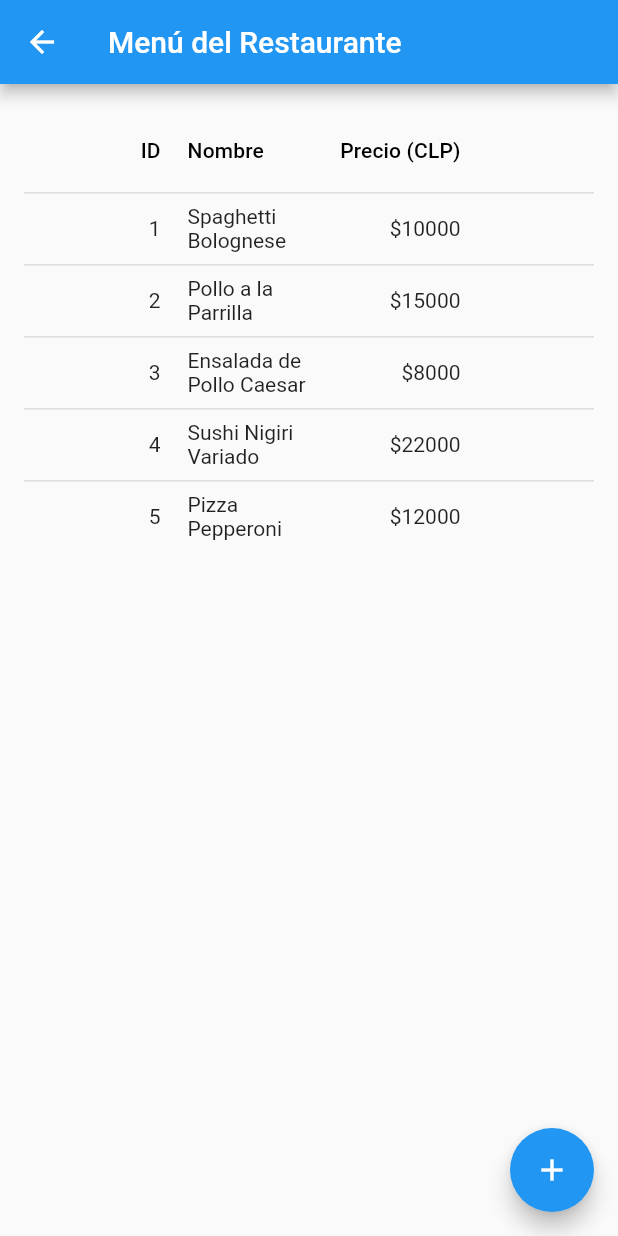
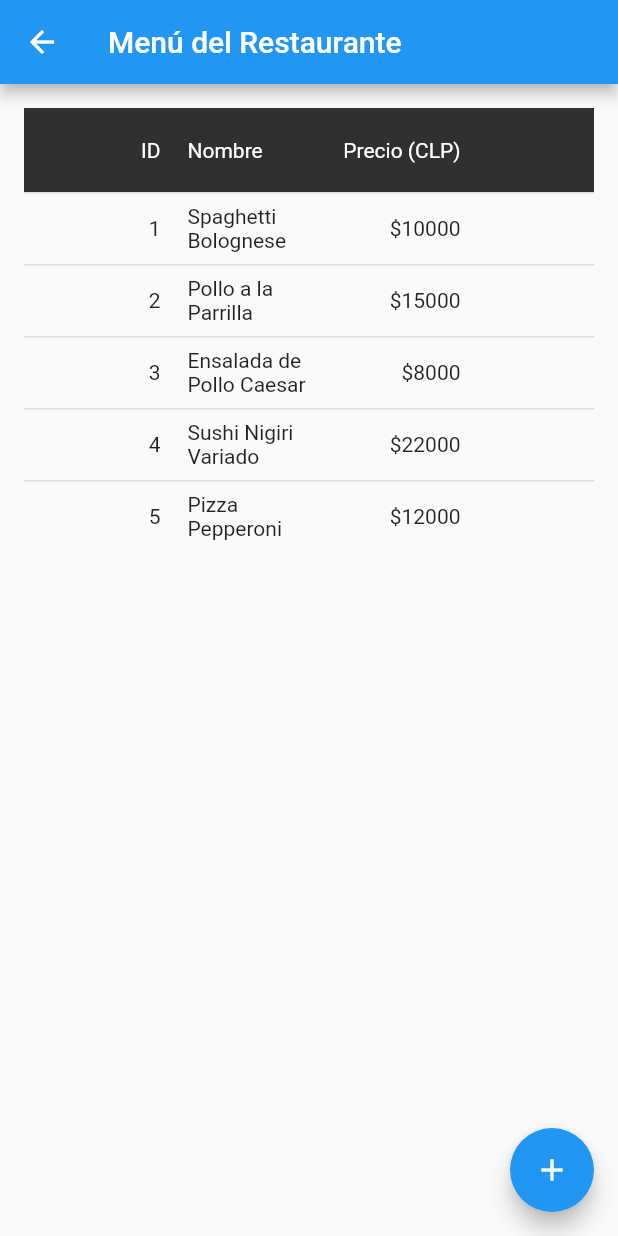
Before and after one commit to Desarrollo-Movil-UCM/Data-table-flutter, a Flutter app: the MenuPage screen opened directly, on a phone screen of 412 x 824 dp. Run offline on Flutter 3.47's test engine with Material 2 defaults, Android fonts, the phone set to English and light mode, and no system bars; drawn by our look-alikes of data_table_2.

Commit message:
Add heading row color and style to DataTable2. Update navigation to MenuPage.

```diff
--- a/lib/pages/empleados/empleado_widget.dart
+++ b/lib/pages/empleados/empleado_widget.dart
@@ -35,6 +35,9 @@ class _EmpleadosTableState extends State<EmpleadosTable> {
     return Padding(
       padding: const EdgeInsets.all(16),
       child: DataTable2(
+        headingRowColor:
+            MaterialStateColor.resolveWith((states) => Colors.grey[850]!),
+        headingTextStyle: const TextStyle(color: Colors.white),
         columnSpacing: 18,
         horizontalMargin: 12,
         minWidth: 900,
--- a/lib/pages/menu/menu_widget.dart
+++ b/lib/pages/menu/menu_widget.dart
@@ -34,6 +34,9 @@ class _EmpleadosTableState extends State<EmpleadosTable> {
     return Padding(
       padding: const EdgeInsets.all(16),
       child: DataTable2(
+        headingRowColor:
+            MaterialStateColor.resolveWith((states) => Colors.grey[850]!),
+        headingTextStyle: const TextStyle(color: Colors.white),
         columnSpacing: 18,
         horizontalMargin: 12,
         minWidth: 1200,
```
Also changed, not shown: lib/widgets/navdrawer.dart (+5 -3 lines).
